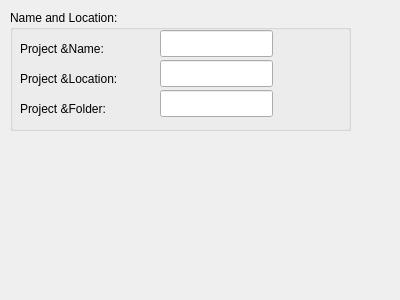
Before: the Qt Designer form qgama-core/src/projects_manager/newprojectdialog.ui in cepek/qgama-0.2.4, drawn with Qt 5.
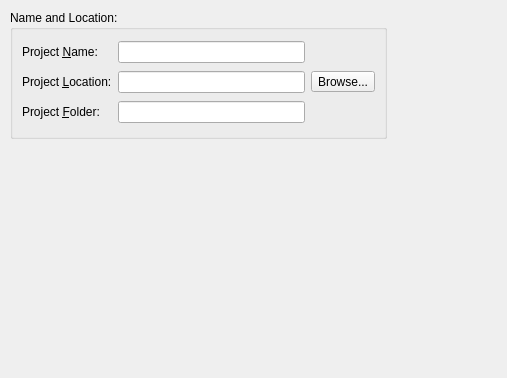
After: the same form once the commit is applied.

Diff of the .ui file:
```diff
--- a/qgama-core/src/projects_manager/newprojectdialog.ui
+++ b/qgama-core/src/projects_manager/newprojectdialog.ui
@@ -6,8 +6,8 @@
    <rect>
     <x>0</x>
     <y>0</y>
-    <width>400</width>
-    <height>300</height>
+    <width>507</width>
+    <height>378</height>
    </rect>
   </property>
   <property name="windowTitle">
@@ -18,82 +18,61 @@
     <rect>
      <x>10</x>
      <y>10</y>
-     <width>341</width>
-     <height>121</height>
+     <width>377</width>
+     <height>129</height>
     </rect>
    </property>
    <property name="title">
     <string>Name and Location:</string>
    </property>
+   <layout class="QGridLayout" name="gridLayout">
+    <item row="0" column="0">
    <widget class="QLabel" name="label">
-    <property name="geometry">
-     <rect>
-      <x>10</x>
-      <y>30</y>
-      <width>109</width>
-      <height>17</height>
-     </rect>
-    </property>
     <property name="text">
      <string>Project &amp;Name:</string>
     </property>
-   </widget>
+      <property name="buddy">
+       <cstring>lineEdit</cstring>
+      </property>
+     </widget>
+    </item>
+    <item row="0" column="1">
+     <widget class="QLineEdit" name="lineEdit"/>
+    </item>
+    <item row="1" column="0">
    <widget class="QLabel" name="label_2">
-    <property name="geometry">
-     <rect>
-      <x>10</x>
-      <y>60</y>
-      <width>127</width>
-      <height>17</height>
-     </rect>
-    </property>
     <property name="text">
      <string>Project &amp;Location:</string>
     </property>
-   </widget>
+      <property name="buddy">
+       <cstring>lineEdit_2</cstring>
+      </property>
+     </widget>
+    </item>
+    <item row="1" column="1">
+     <widget class="QLineEdit" name="lineEdit_2"/>
+    </item>
+    <item row="1" column="2">
+     <widget class="QToolButton" name="toolButton">
+      <property name="text">
+       <string>Browse...</string>
+      </property>
+     </widget>
+    </item>
+    <item row="2" column="0">
    <widget class="QLabel" name="label_3">
-    <property name="geometry">
-     <rect>
-      <x>10</x>
-      <y>90</y>
-      <width>110</width>
-      <height>17</height>
-     </rect>
-    </property>
     <property name="text">
      <string>Project &amp;Folder:</string>
     </property>
-   </widget>
-   <widget class="QLineEdit" name="lineEdit">
-    <property name="geometry">
-     <rect>
-      <x>150</x>
-      <y>20</y>
-      <width>113</width>
-      <height>27</height>
-     </rect>
-    </property>
-   </widget>
-   <widget class="QLineEdit" name="lineEdit_2">
-    <property name="geometry">
-     <rect>
-      <x>150</x>
-      <y>50</y>
-      <width>113</width>
-      <height>27</height>
-     </rect>
-    </property>
-   </widget>
-   <widget class="QLineEdit" name="lineEdit_3">
-    <property name="geometry">
-     <rect>
-      <x>150</x>
-      <y>80</y>
-      <width>113</width>
-      <height>27</height>
-     </rect>
-    </property>
-   </widget>
+      <property name="buddy">
+       <cstring>lineEdit_3</cstring>
+      </property>
+     </widget>
+    </item>
+    <item row="2" column="1">
+     <widget class="QLineEdit" name="lineEdit_3"/>
+    </item>
+   </layout>
   </widget>
  </widget>
  <resources/>
```
Left out of the diff: 8 changed lines with no effect on the pictures. Lines whose indentation alone changed are shown as unchanged.
